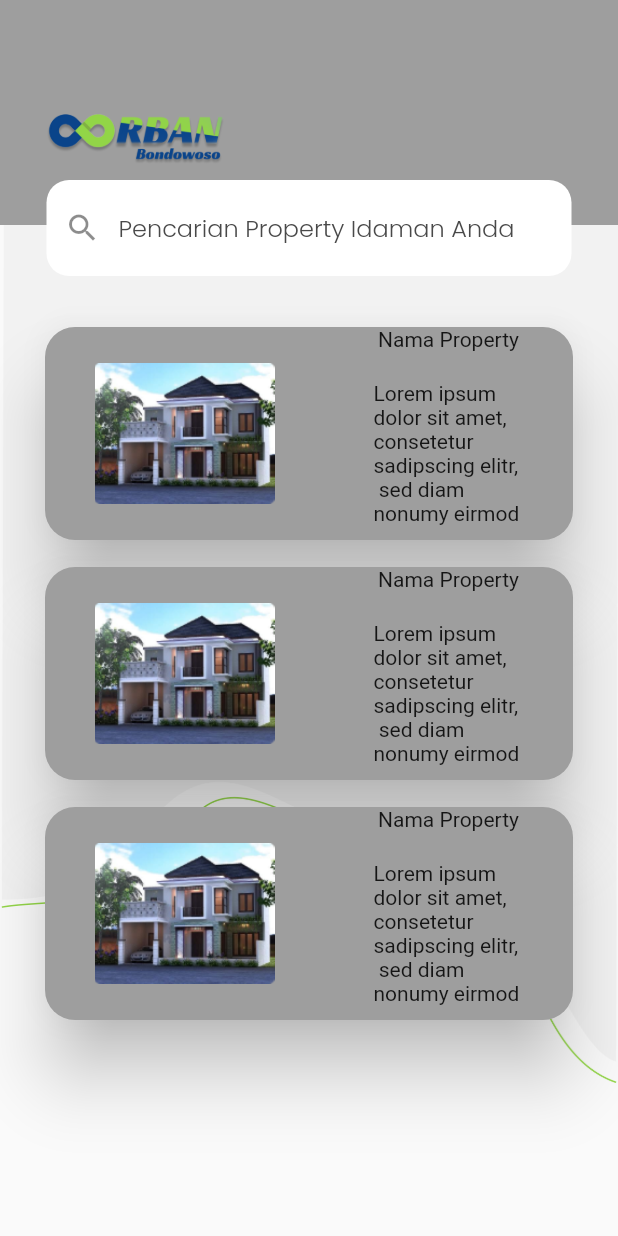
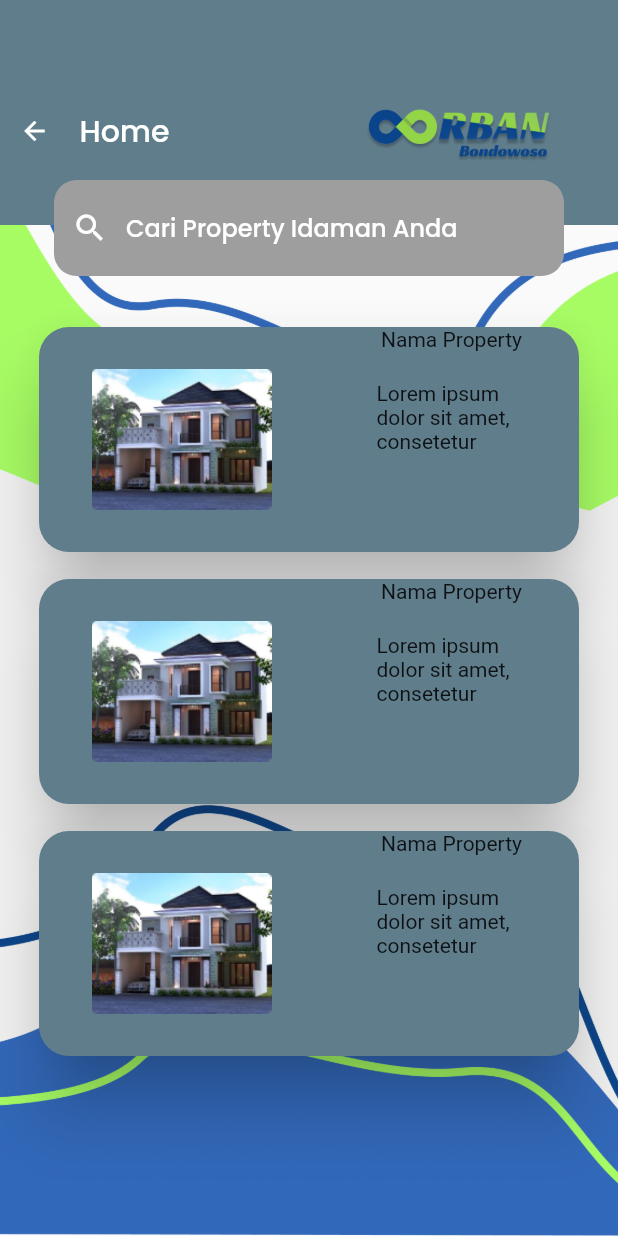
Before and after one commit to tegarshallahudin/OorbanBondowosoMobile, a Flutter app: the screen it shows after launch, on a phone screen of 412 x 824 dp. Run offline on Flutter 3.47's test engine with Material 2 defaults, Android fonts, the phone set to English and light mode, and no system bars; our stand-ins replace get, google_fonts.

Commit message:
08-07-2021
menambahkan detail halaman home

```diff
--- a/flutter/oorban_bondowoso/lib/main.dart
+++ b/flutter/oorban_bondowoso/lib/main.dart
@@ -1,4 +1,5 @@
 import 'package:flutter/material.dart';
+import 'package:oorban_bondowoso/page/OnBoarding1.dart';
 import 'package:oorban_bondowoso/page/OnBoarding2.dart';
 import 'package:oorban_bondowoso/page/OnBoarding3.dart';
 import 'package:oorban_bondowoso/page/home.dart';
@@ -21,7 +22,7 @@ class MyApp extends StatelessWidget {
       theme: ThemeData(
         primarySwatch: Colors.blue,
       ),
-      home: Home(),
+      home:Home(),
     );
   }
 }
--- a/flutter/oorban_bondowoso/lib/page/OnBoarding1.dart
+++ b/flutter/oorban_bondowoso/lib/page/OnBoarding1.dart
@@ -32,7 +32,7 @@ class OnBoarding1 extends StatelessWidget {
                               );
                             },
                   child: Text('Lewati',
-                  style: blackTextStlye.copyWith(
+                  style: greyTextStlye10.copyWith(
                     fontSize: 14,),
                  ),
                 ),
@@ -76,9 +76,8 @@ class OnBoarding1 extends StatelessWidget {
                               context,
                               MaterialPageRoute(
                                   builder: (context) => OnBoarding2()),
-                            );}, child: Text('Berikutnya -->', style: blackTextStlye,),
+                            );}, child: Text('Berikutnya', style: blackTextStlye,),
               style: ButtonStyle(
-
                 backgroundColor: MaterialStateProperty.all(greenColor),
                 shape: MaterialStateProperty.all<RoundedRectangleBorder>(
                   RoundedRectangleBorder(
--- a/flutter/oorban_bondowoso/lib/page/OnBoarding2.dart
+++ b/flutter/oorban_bondowoso/lib/page/OnBoarding2.dart
@@ -30,7 +30,7 @@ class OnBoarding2 extends StatelessWidget {
                                );
                               },
                   child: Text('Lewati',
-                  style: blackTextStlye.copyWith(
+                  style: greyTextStlye10.copyWith(
                     fontSize: 14,),
                  ),
                 ),
@@ -74,7 +74,7 @@ class OnBoarding2 extends StatelessWidget {
                               context,
                               MaterialPageRoute(
                                   builder: (context) => OnBoarding3()),
-                            );}, child: Text('Berikutnya -->', style: blackTextStlye,),
+                            );}, child: Text('Berikutnya', style: blackTextStlye,),
               style: ButtonStyle(
 
                 backgroundColor: MaterialStateProperty.all(greenColor),
--- a/flutter/oorban_bondowoso/lib/page/home.dart
+++ b/flutter/oorban_bondowoso/lib/page/home.dart
@@ -1,6 +1,7 @@
 import 'package:flutter/material.dart';
 import 'package:oorban_bondowoso/layout.dart';
 import 'package:oorban_bondowoso/layout.dart';
+import 'package:oorban_bondowoso/page/login.dart';
 import 'package:oorban_bondowoso/theme.dart';
 
 class Home extends StatefulWidget {
@@ -12,41 +13,61 @@ class Home extends StatefulWidget {
 class _HomeState extends State<Home> {
   @override
   Widget build(BuildContext context) {
-    return Scaffold(body:
-    Container(
+    return Scaffold(
+      resizeToAvoidBottomInset: false,
+      body: Container(
       width: double.infinity,
-      decoration: BoxDecoration(image: DecorationImage(image: AssetImage('asset/logo/vektor6.png'))),
+      decoration: BoxDecoration(
+        image: DecorationImage(image: AssetImage('asset/logo/vektor9.png'),
+        fit: BoxFit.cover)),
       child: Column(
         children: <Widget>[
           Stack(
             children: [
-              Container( color: Colors.grey,
+              Container(
                 height: 150,
                 width: MediaQuery.of(context).size.width,
-                child: Row(
+                color: Colors.blueGrey,
+                child :Row(
                   children: [
-                    Padding(
-                      padding: const EdgeInsets.only(bottom: 15.0,left: 30.0, top: 45.0),
-                      child: Image(image: AssetImage('asset/logo/Group_1.png'), width: 120,),
+                    Column(
+                      children: [
+                        Padding(
+                          padding: const EdgeInsets.only(top: 60, left: 8),
+                          child:Padding(
+                            padding: const EdgeInsets.all(5.0),
+                            child: Row(mainAxisAlignment: MainAxisAlignment.start,
+                              children:<Widget>[
+                                Icon(Icons.arrow_back, color: whiteColor, size: 20,),
+                                Padding(padding: const EdgeInsets.only(left: 20)),
+                                Text('Home',style: whiteTextStlye20,),
+                                Padding(
+                                padding: const EdgeInsets.only(left: 130.0),
+                                child:Image(image: AssetImage('asset/logo/Group_1.png'), height: 45.0,)),
+                              ],
+                            ),
+                          )
+                        ),
+                      ],
                     )
                   ],
                 ),
-              ),
+                ),
               Stack(
                 children: [
                   Row( mainAxisAlignment: MainAxisAlignment.center,
                     children: [
-                      Container(width: 350,
+                      Container(width: 340,
                         child: Padding(
                           padding: const EdgeInsets.only(top:120.0),
                           child: TextField(
                             decoration: InputDecoration( border: OutlineInputBorder(
                               borderSide: BorderSide.none,
                               borderRadius: BorderRadius.circular(15)),
-                            hintText: 'Pencarian Property Idaman Anda',
-                            hintStyle: greyTextStlye,
-                            prefixIcon: Icon(Icons.search),
-                            fillColor: Colors.white,
+                            hintText: 'Cari Property Idaman Anda',
+                            hintStyle: whiteTextStlye,
+                            prefixIcon: Icon(Icons.search, color: whiteColor,),focusColor: whiteColor,
+                            fillColor: Colors.grey,
                             filled: true,
                             ),
                           ),
@@ -63,16 +84,18 @@ class _HomeState extends State<Home> {
           Column(
             mainAxisSize: MainAxisSize.min,
             children: <Widget>[
-              Container(
-                height: 150,
-                width: 360,
-                 child: Card(
+              Card(
                   shape: RoundedRectangleBorder(
                     borderRadius: BorderRadius.circular(20.0),
                   ),
-                  color: Colors.grey,
+                  color: Colors.blueGrey,
                   elevation: 20,
-                  child: Row(mainAxisAlignment: MainAxisAlignment.spaceAround,
+                  child: SizedBox(
+                   height: 150,
+                   width: 360,
+                   child: InkWell(splashColor: Colors.deepPurple,
+                   onTap: (){},
+                   child: Row(mainAxisAlignment: MainAxisAlignment.spaceAround,
                   children: [
                     Image(image: AssetImage('asset/logo/prop1.png'),width: 120,),
                     Column(
@@ -80,25 +103,28 @@ class _HomeState extends State<Home> {
                         Text('Nama Property'),
                         SizedBox(height: 20,),
                         Container( height:100, width: 100,
-                          child: Text('Lorem ipsum dolor sit amet, consetetur sadipscing elitr,\n sed diam nonumy eirmod '))
+                          child: Text('Lorem ipsum dolor sit amet, consetetur '))
                       ],
                     )
                   ],
                 ),
+               ),
               ),
               ),
               SizedBox(height: 10,
               ),
-              Container(
-                height: 150,
-                width: 360,
-                 child: Card(
+              Card(
                   shape: RoundedRectangleBorder(
                     borderRadius: BorderRadius.circular(20.0),
                   ),
-                  color: Colors.grey,
+                  color: Colors.blueGrey,
                   elevation: 20,
-                  child: Row(mainAxisAlignment: MainAxisAlignment.spaceAround,
+                  child: SizedBox(
+                   height: 150,
+                   width: 360,
+                   child: InkWell(splashColor: Colors.deepPurple,
+                   onTap: (){},
+                   child: Row(mainAxisAlignment: MainAxisAlignment.spaceAround,
                   children: [
                     Image(image: AssetImage('asset/logo/prop1.png'),width: 120,),
                     Column(
@@ -106,25 +132,28 @@ class _HomeState extends State<Home> {
                         Text('Nama Property'),
                         SizedBox(height: 20,),
                         Container( height:100, width: 100,
-                          child: Text('Lorem ipsum dolor sit amet, consetetur sadipscing elitr,\n sed diam nonumy eirmod '))
+                          child: Text('Lorem ipsum dolor sit amet, consetetur '))
                       ],
                     )
                   ],
                 ),
+               ),
               ),
               ),
               SizedBox(height: 10,
               ),
-              Container(
-                height: 150,
-                width: 360,
-                 child: Card(
+              Card(
                   shape: RoundedRectangleBorder(
                     borderRadius: BorderRadius.circular(20.0),
                   ),
-                  color: Colors.grey,
+                  color: Colors.blueGrey,
                   elevation: 20,
-                  child: Row(mainAxisAlignment: MainAxisAlignment.spaceAround,
+                  child: SizedBox(
+                   height: 150,
+                   width: 360,
+                   child: InkWell(splashColor: Colors.deepPurple,
+                   onTap: (){},
+                   child: Row(mainAxisAlignment: MainAxisAlignment.spaceAround,
                   children: [
                     Image(image: AssetImage('asset/logo/prop1.png'),width: 120,),
                     Column(
@@ -132,13 +161,16 @@ class _HomeState extends State<Home> {
                         Text('Nama Property'),
                         SizedBox(height: 20,),
                         Container( height:100, width: 100,
-                          child: Text('Lorem ipsum dolor sit amet, consetetur sadipscing elitr,\n sed diam nonumy eirmod '))
+                          child: Text('Lorem ipsum dolor sit amet, consetetur '))
                       ],
                     )
                   ],
                 ),
+               ),
               ),
-              )
+              ),
+              SizedBox(height: 10,
+              ),
             ],
           )
         ],
--- a/flutter/oorban_bondowoso/lib/page/registrasi.dart
+++ b/flutter/oorban_bondowoso/lib/page/registrasi.dart
@@ -13,7 +13,7 @@ class Register extends StatelessWidget {
       resizeToAvoidBottomInset: false,
      body: Container(
        decoration: BoxDecoration(
-         image: DecorationImage(image: AssetImage('asset/logo/vektor5.png',),
+         image: DecorationImage(image: AssetImage('asset/logo/vektor5.png'),
          fit: BoxFit.cover)
        ),
        child: Column(children:<Widget>[
--- a/flutter/oorban_bondowoso/lib/theme.dart
+++ b/flutter/oorban_bondowoso/lib/theme.dart
@@ -23,6 +23,17 @@ TextStyle whiteTextStlye = GoogleFonts.poppins(
  fontWeight: FontWeight.w500,
  color: whiteColor,
 );
+TextStyle whiteTextStlye20 = GoogleFonts.poppins(
+ fontWeight: FontWeight.w500,
+ fontSize: 20,
+ color: whiteColor,
+);
+
+TextStyle greyTextStlye10 = GoogleFonts.poppins(
+ fontWeight: FontWeight.w500,
+ fontSize: 10,
+ color: greyColor,
+);
 
 TextStyle greyTextStlye = GoogleFonts.poppins(
  fontWeight: FontWeight.w300,
```
Also changed, not shown: flutter/oorban_bondowoso/asset/logo/vektor7.png (added), flutter/oorban_bondowoso/asset/logo/vektor8.png (added), flutter/oorban_bondowoso/asset/logo/vektor9.png (added).
